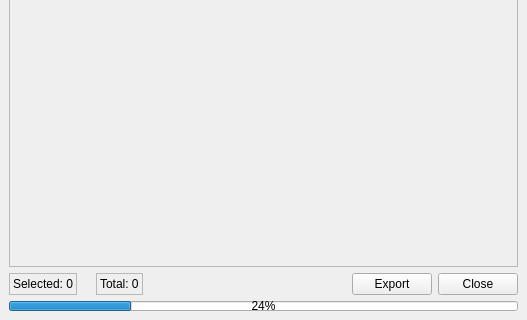
iceanimations/shot_subm_use_multishot, file ui/submitter.ui: the form before one commit; both pictures show x 0 to 527 and y 442 to 762 of the 527 by 762 pixel window.
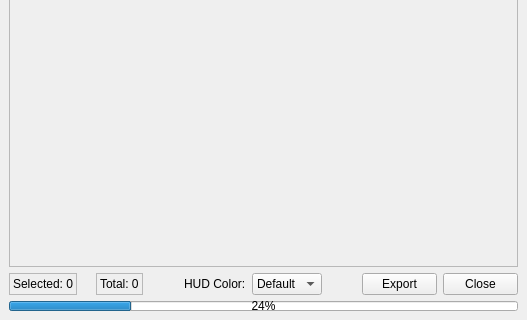
The form after the commit.

Commit message: resolutionGate, safeAction and safeTitle turned off. fps, currentFrame and frameInOut displayed. CameraFocalLength displayed. Hud fonts made large and color controller added for fonts

The edit to the form file:
```diff
--- a/ui/submitter.ui
+++ b/ui/submitter.ui
@@ -175,6 +175,50 @@
         </property>
        </widget>
       </item>
+      <item>
+       <spacer name="horizontalSpacer_4">
+        <property name="orientation">
+         <enum>Qt::Horizontal</enum>
+        </property>
+        <property name="sizeHint" stdset="0">
+         <size>
+          <width>40</width>
+          <height>20</height>
+         </size>
+        </property>
+       </spacer>
+      </item>
+      <item>
+       <widget class="QLabel" name="label_2">
+        <property name="text">
+         <string>HUD Color:</string>
+        </property>
+       </widget>
+      </item>
+      <item>
+       <widget class="QComboBox" name="colorBox">
+        <item>
+         <property name="text">
+          <string>Default</string>
+         </property>
+        </item>
+        <item>
+         <property name="text">
+          <string>Red</string>
+         </property>
+        </item>
+        <item>
+         <property name="text">
+          <string>Green</string>
+         </property>
+        </item>
+        <item>
+         <property name="text">
+          <string>Yellow</string>
+         </property>
+        </item>
+       </widget>
+      </item>
       <item>
        <spacer name="horizontalSpacer_2">
         <property name="orientation">
```
The commit also changes 4 other files.
